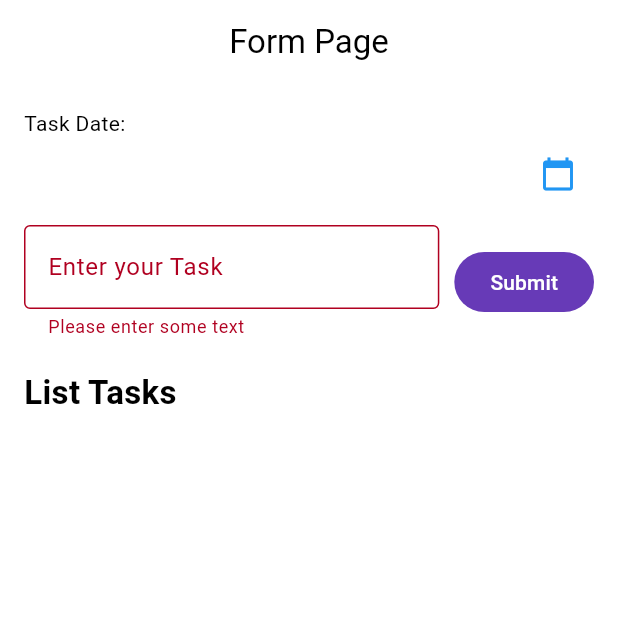
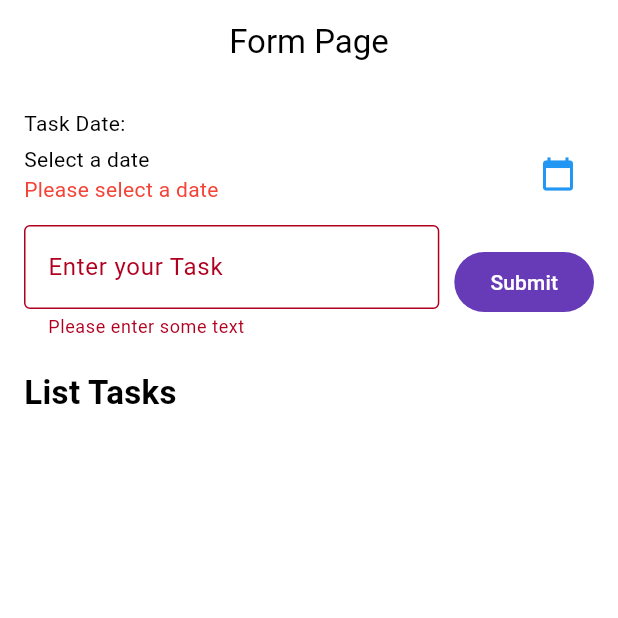
Before and after one commit to isro24/TodoApp_0047, a Flutter app: the screen it shows after launch, after a tap on "Submit", on a phone screen of 412 x 824 dp, the top half of it. Run offline on Flutter 3.47's test engine with Material 3 defaults, Android fonts, the phone set to English and light mode, and no system bars.

Commit message:
Menambah validasi untuk selected DateTime

```diff
--- a/lib/form_page.dart
+++ b/lib/form_page.dart
@@ -11,9 +11,14 @@ class _FormPageState extends State<FormPage> {
   final GlobalKey<FormState> formKey = GlobalKey<FormState>();
   final TextEditingController taskController = TextEditingController();
   final List<Map<String, dynamic>> tasks = [];
+  DateTime? selectedDate;
+  bool isDateValid = true;
 
   void addTask(){
-    if (formKey.currentState!.validate()){
+    setState(() {
+      isDateValid = selectedDate != null;
+    });
+    if (formKey.currentState!.validate() && isDateValid){
       setState(() {
         tasks.add({
           "title": taskController.text,
@@ -47,7 +52,15 @@ class _FormPageState extends State<FormPage> {
                     Column(
                       crossAxisAlignment: CrossAxisAlignment.start,
                       children: [
-
+                       Text(selectedDate != null
+                            ? "${selectedDate!}"
+                            : "Select a date"
+                            ),
+                            if (!isDateValid)
+                            const Text(
+                              "Please select a date",
+                              style: TextStyle(color: Colors.red),
+                            )
                       ],
                     ),
                     IconButton(
```
